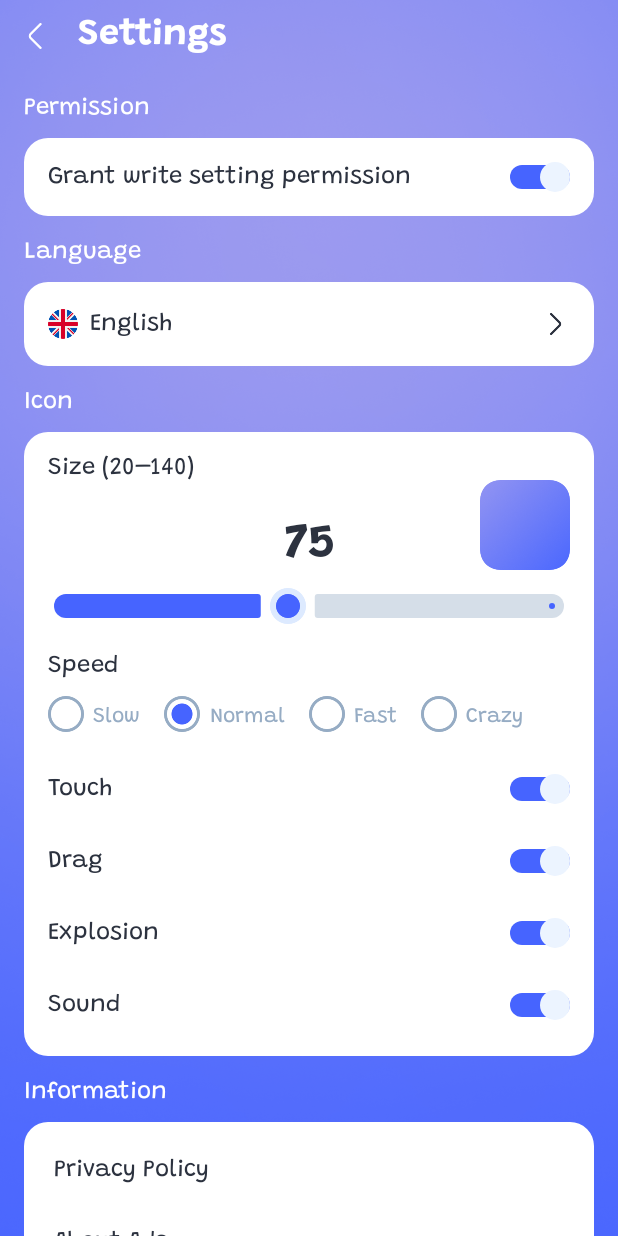
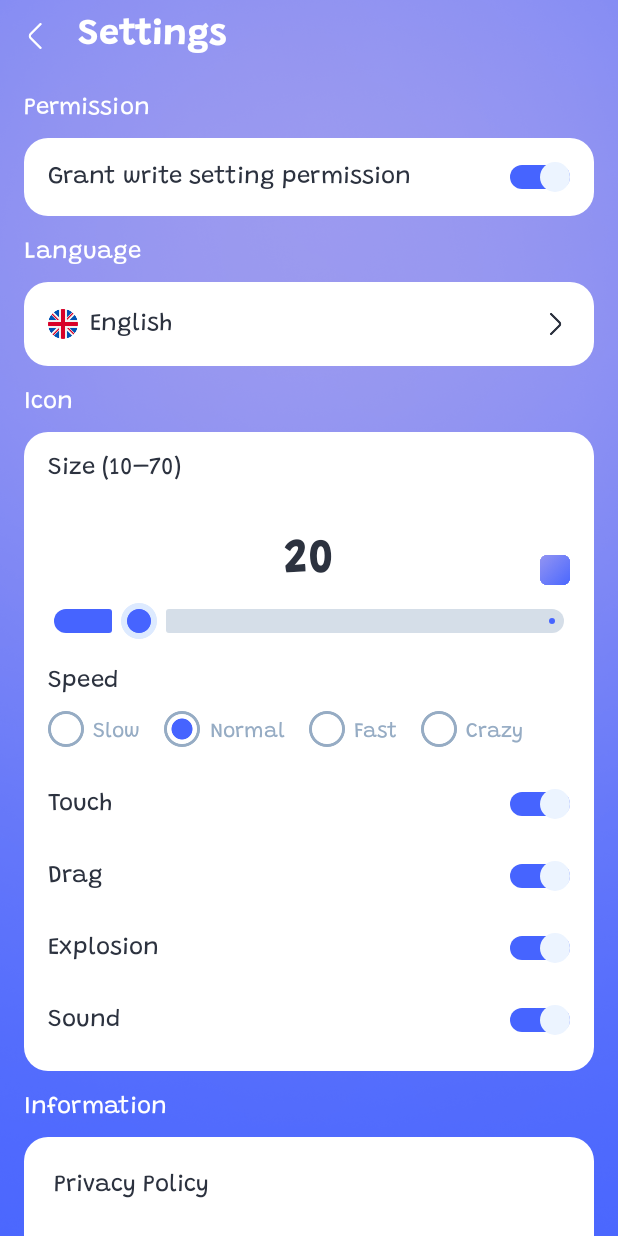
Before and after one commit to buihuychien1998/RollingApp, an Android app built with Jetpack Compose: the HomeScreen screen opened through its navigation route, after a tap on "Settings", on a phone screen of 412 x 824 dp. Run offline under Robolectric (Android 15) with nearby library versions, the phone set to English and light mode, and no system bars; pictures from the network do not load; 3 statements that could not run were skipped.

Commit message:
Update size and fix crash

```diff
--- a/app/build.gradle.kts
+++ b/app/build.gradle.kts
@@ -2,6 +2,7 @@ plugins {
     id("com.android.application")
     id("org.jetbrains.kotlin.android")
     id("kotlin-parcelize")
+    id("io.sentry.android.gradle") version "4.14.1"
 }
 
 android {
--- a/app/src/main/java/com/example/rollingicon/models/ExplosionParticle.kt
+++ b/app/src/main/java/com/example/rollingicon/models/ExplosionParticle.kt
@@ -3,7 +3,6 @@ package com.example.rollingicon.models
 import android.graphics.Canvas
 import android.graphics.Paint
 import android.os.Parcelable
-import kotlinx.parcelize.IgnoredOnParcel
 import kotlinx.parcelize.Parcelize
 import kotlin.random.Random
 
@@ -14,11 +13,9 @@ data class ExplosionParticle(
     var angle: Float,
     var speed: Float,
     var alpha: Float = 1.0f,
+    var radius: Float = 1.0f,
     val color: Int = generateRandomColor() // Generate a random color for each particle
 ) : Parcelable {
-    @IgnoredOnParcel
-    private val radius = 5f
-
     // Generate a random color (using ARGB format)
     companion object {
         fun generateRandomColor(): Int {
--- a/app/src/main/java/com/example/rollingicon/ui/settings/SettingsScreen.kt
+++ b/app/src/main/java/com/example/rollingicon/ui/settings/SettingsScreen.kt
@@ -275,6 +275,11 @@ fun IconSettings(settingsViewModel: SettingsViewModel) {
             .padding(16.dp)
     ) {
         // Icon Size Slider
+        Column(
+            modifier = Modifier
+                .fillMaxWidth()
+        ) {
+            // Text Label
             Text(
                 text = stringResource(id = R.string.text_size_setting),
                 fontFamily = AppFont.Grandstander,
@@ -282,10 +287,14 @@ fun IconSettings(settingsViewModel: SettingsViewModel) {
                 color = clr_2C323F
             )
 
+            // Slider Value Display and Image
             Box(
                 contentAlignment = Alignment.BottomEnd,
-            modifier = Modifier.fillMaxWidth() // Makes the Row span the entire width
+                modifier = Modifier
+                    .fillMaxWidth()
+                    .height(70.dp) // Reserve space for text and image
             ) {
+                // Display Slider Value
                 Text(
                     text = iconSize.toInt().toString(),
                     fontFamily = AppFont.Grandstander,
@@ -295,19 +304,24 @@ fun IconSettings(settingsViewModel: SettingsViewModel) {
                         fontSize = 32.sp
                     ),
                     color = clr_2C323F,
-                modifier = Modifier.fillMaxWidth() // Makes Text take remaining horizontal space
+                    modifier = Modifier.fillMaxWidth() // Center text horizontally
                 )
+
+                // Image with Dynamic Size
                 Image(
-                rememberAsyncImagePainter(R.drawable.img_icon_size),
+                    painter = rememberAsyncImagePainter(R.drawable.img_icon_size),
                     contentDescription = null,
-                modifier = Modifier.size(60.dp),
+                    modifier = Modifier
+                        .size((iconSize.coerceIn(10f, 70f)).dp) // Adjust size based on slider (min 40, max 100)
+                        .align(Alignment.BottomEnd) // Align image to the right
                 )
+            }
         }
 
         Slider(
             value = iconSize,
             onValueChange = { settingsViewModel.setIconSize(it) },
-            valueRange = 20f..140f,
+            valueRange = 10f..70f,
             colors = SliderDefaults.colors(
                 thumbColor = Color.White,
                 activeTrackColor = clr_4664FF,
--- a/app/src/main/java/com/example/rollingicon/utils/EnumUtils.kt
+++ b/app/src/main/java/com/example/rollingicon/utils/EnumUtils.kt
@@ -15,10 +15,10 @@ enum class IconType {
 }
 
 enum class Speed(val speedResId: Int, val iconSpeedValue: Float) {
-    NORMAL(R.string.text_speed_normal, 5.0f),
-    FAST(R.string.text_speed_fast, 10.0f),
-    SLOW(R.string.text_speed_slow, 2.5f),
-    CRAZY(R.string.text_speed_crazy, 100.0f);
+    NORMAL(R.string.text_speed_normal, 0.85f),
+    FAST(R.string.text_speed_fast, 0.98f),
+    SLOW(R.string.text_speed_slow, 0.001f),
+    CRAZY(R.string.text_speed_crazy, 1.15f);
 
 
     companion object {
--- a/app/src/main/java/com/example/rollingicon/utils/PreferencesHelper.kt
+++ b/app/src/main/java/com/example/rollingicon/utils/PreferencesHelper.kt
@@ -165,7 +165,7 @@ object PreferencesHelper {
 
     // Function to load individual settings
     fun loadIconSize(context: Context): Float {
-        return get(context, ICON_SIZE_KEY, 75f) // Default size 75f
+        return get(context, ICON_SIZE_KEY, 20f)
     }
 
     fun loadIconSpeed(context: Context): Speed {
--- a/app/src/main/java/com/example/rollingicon/utils/custom/IndicatorDefaults.kt
+++ b/app/src/main/java/com/example/rollingicon/utils/custom/IndicatorDefaults.kt
@@ -4,7 +4,7 @@ import androidx.compose.ui.graphics.Color
 import androidx.compose.ui.unit.dp
 
 object IndicatorDefaults {
-    val Size = 48.0.dp
+    val Size = 72.0.dp
     val StaticItemColor = Color(0xff757575)
     val DynamicItemColor = Color(0xffEEEEEE)
 
--- a/app/src/main/res/values/strings.xml
+++ b/app/src/main/res/values/strings.xml
@@ -24,7 +24,7 @@
     <string name="text_gravity_box">Gravity Box</string>
     <string name="text_privacy_policy">Privacy Policy</string>
     <string name="text_about_ads">About Ads</string>
-    <string name="text_size_setting">Size (20–140)</string>
+    <string name="text_size_setting">Size (10–70)</string>
     <string name="text_size">Size</string>
     <string name="text_information">Information</string>
     <string name="text_your_list_is_empty">Your list is empty</string>
@@ -32,4 +32,5 @@
     <string name="text_complete">Complete</string>
     <string name="text_your_wallpaper_has_been_changed">Your wallpaper has been changed</string>
     <string name="text_confirm">Confirm</string>
+    <string name="text_no_icons_selected">You haven\'t selected any icons yet.</string>
 </resources>
```
Also changed, not shown: app/src/main/AndroidManifest.xml (+13 -0 lines), app/src/main/java/com/example/rollingicon/MyApplication.kt (added, +17 -0 lines), app/src/main/java/com/example/rollingicon/models/AppIcon.kt (+40 -18 lines), app/src/main/java/com/example/rollingicon/ui/app_picker/AppPickerScreen.kt (+16 -8 lines), app/src/main/java/com/example/rollingicon/ui/app_picker/AppPickerViewModel.kt (+19 -16 lines), app/src/main/java/com/example/rollingicon/ui/home/HomeScreen.kt (+32 -17 lines), app/src/main/java/com/example/rollingicon/ui/home/HomeViewModel.kt (+11 -7 lines), app/src/main/java/com/example/rollingicon/ui/image_picker/ImagePickerScreen.kt (+20 -14 lines), app/src/main/java/com/example/rollingicon/ui/loading/Loading.kt (+18 -9 lines), app/src/main/java/com/example/rollingicon/ui/video_picker/VideoPickerScreen.kt (+19 -13 lines), app/src/main/java/com/example/rollingicon/utils/Utils.kt (+86 -18 lines), 5 other files. Lines whose indentation alone changed are shown as unchanged.
